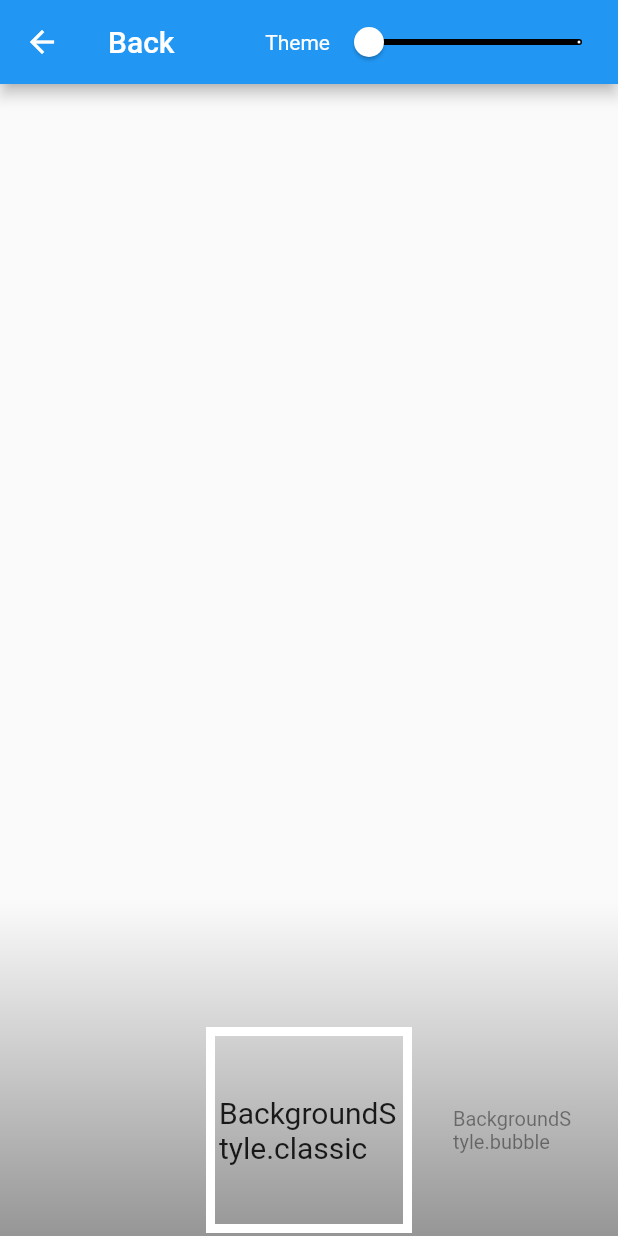
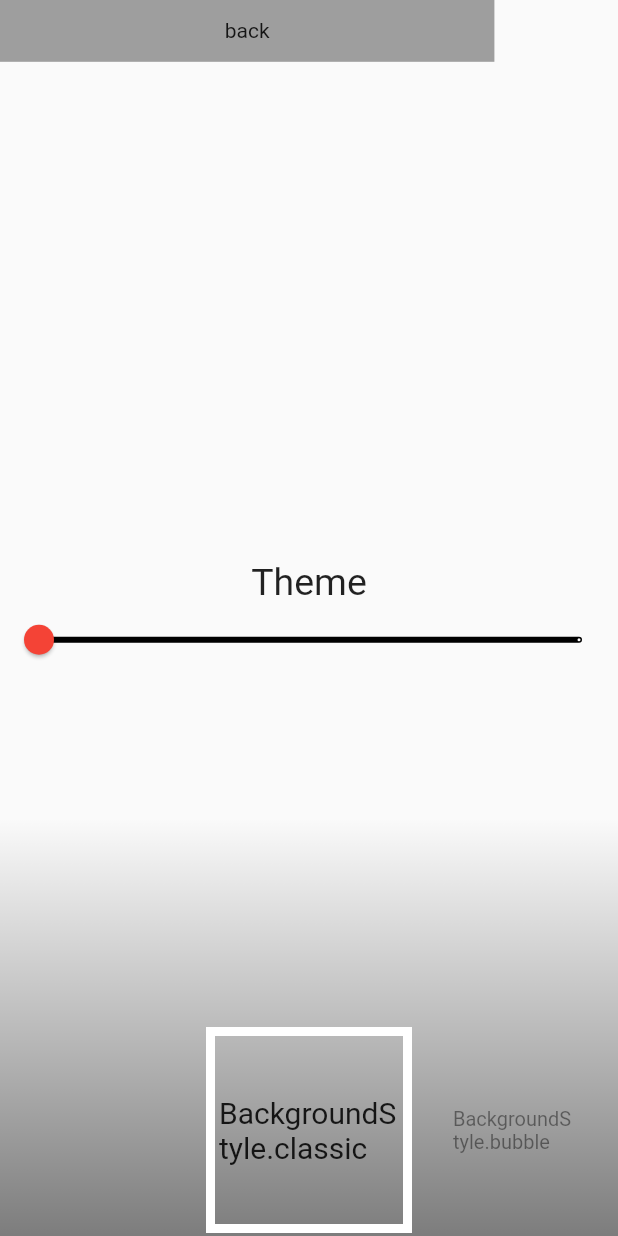
Before and after one commit to JoSaisPas/Tap-tap-tile, a Flutter app: the CustomBackground screen opened directly with empty values, on a phone screen of 412 x 824 dp. Run offline on Flutter 3.47's test engine with Material 2 defaults, Android fonts, the phone set to English and light mode, and no system bars; our stand-ins replace equatable, flutter_bloc, sqflite; accounts and stored records are empty.

Commit message:
animated background in all view custom_...

```diff
--- a/lib/animated_background/models.dart
+++ b/lib/animated_background/models.dart
@@ -124,7 +124,6 @@ class ParticuleBubbles extends Modele{
   }
 
   Particule addParticule(){
-    print(Random().nextInt(rainbow.length));
     return Particule(
         x: Random().nextDouble() * size!.width ,
         y: Random().nextDouble() * size!.height,
--- a/lib/main.dart
+++ b/lib/main.dart
@@ -59,6 +59,7 @@ class _MyApp extends State<MyApp> with TickerProviderStateMixin{
           return MaterialApp(
             theme: state.lightTheme ?
             ThemeData.light() : ThemeData.dark(),
+
             home: Scaffold(
               body: MultipleParticules(
                 modele: state.model,
--- a/lib/view/custom_background.dart
+++ b/lib/view/custom_background.dart
@@ -39,35 +39,12 @@ class _CustomBackground extends State<CustomBackground> with TickerProviderState
   @override
   Widget build(BuildContext context){
     return Scaffold(
-      appBar: AppBar(
-        leading: InkWell(
-          onTap: (){ context.read<GameCubit>().updateBackgroundStyle(value.value); context.read<GameCubit>().custom();},
-          child: const Icon(Icons.arrow_back),
-        ),
-        title: const Text('Back'),
-        actions: [
-          Row(
-            children: [
-              Text('Theme'),
-              Slider(
-                divisions: 1,
-                inactiveColor: Colors.black,
-                  activeColor: Colors.white,
-                  thumbColor: widget.state.lightTheme ? Colors.white : Colors.black,
-                  value: widget.state.lightTheme ? 0.0 : 1.0,
-                  onChanged: (value){
-                    context.read<GameCubit>().updateTheme(value == 0.0 ? true : false);
-                  }
-              ),
-            ],
-          )
-
-        ],
-      ),
       body:  Carousel(
         onSelectedItemChange: _onValueChange,
         list: BackgroundStyle.values.map((e) => e).toList(),
-        child: ButtonStyle(modele: getModel(value.value), ticker: this,),
+        backButton: createButton(style: widget.state.styleButton, str: 'back', isRight: false, action: (){ context.read<GameCubit>().updateBackgroundStyle(value.value); context.read<GameCubit>().custom();}),
+        child: ButtonStyle(state: widget.state, ticker: this, modele: getModel(value.value),),
+
       ),
     );
   }
@@ -75,12 +52,39 @@ class _CustomBackground extends State<CustomBackground> with TickerProviderState
 
 ///Best way ??
 class ButtonStyle extends StatelessWidget{
-  final Modele modele;
-  final TickerProvider ticker;
-  const ButtonStyle({super.key, required this.modele, required this.ticker});
+   final Modele modele;
+   final TickerProvider ticker;
+  final GameState state;
+  const ButtonStyle({
+    super.key,
+     required this.modele,
+     required this.ticker,
+    required this.state,
+  });
 
   @override
   Widget build(BuildContext context) {
-    return  MultipleParticules(modele: modele, vsync: ticker,child: Container(),);
+    return
+
+    MultipleParticules(modele: modele, vsync: ticker,child: SizedBox.expand(
+      child: Column(
+        mainAxisAlignment: MainAxisAlignment.center,
+        children: [
+          const Text('Theme', style: TextStyle(fontSize: 25),),
+          Slider(
+              divisions: 1,
+              inactiveColor: Colors.black,
+              activeColor: Colors.white,
+              thumbColor: Colors.red,
+              value: state.lightTheme ? 0.0 : 1.0,
+              onChanged: (value){
+                context.read<GameCubit>().updateTheme(value == 0.0 ? true : false);
+              }
+          ),
+        ],
+      ),
+    ),);
+
+    //
   }
 }
--- a/lib/view/leaderboard.dart
+++ b/lib/view/leaderboard.dart
@@ -49,6 +49,7 @@ class _LeaderBoard extends State<LeaderBoard>{
       body:  Carousel(
         onSelectedItemChange: _onValueChange,
         list: const ['3X3', '4X4',  '5X5'],
+        backButton: null,
         child: FutureBuilder(
             future: widget.scoreProvider.getScoreFromDif(getDifficulty(getDifFromStr((value.value).toString()))),
             builder: (context, snap){
--- a/lib/widget/carousel.dart
+++ b/lib/widget/carousel.dart
@@ -2,17 +2,21 @@
 
 
 import 'package:flutter/material.dart';
+
+import 'customButton.dart';
 
 
 class Carousel extends StatelessWidget{
   final Widget child;
   final Function(dynamic) onSelectedItemChange;
   final List list;
+  final Widget? backButton;
   const Carousel({
     super.key,
     required this.child,
     required this.onSelectedItemChange,
     required this.list,
+    required this.backButton,
   });
 
   @override
@@ -32,6 +36,8 @@ class Carousel extends StatelessWidget{
           list: list,
           callback: onSelectedItemChange,)
       ),
+        Positioned(top : MediaQuery.of(context).viewPadding.top, left: 0.0, child: backButton ?? const SizedBox()),
+
       ],
     );
   }
```
Also changed, not shown: lib/view/custom_button.dart (+4 -11 lines), lib/view/custom_tile.dart (+3 -9 lines).
